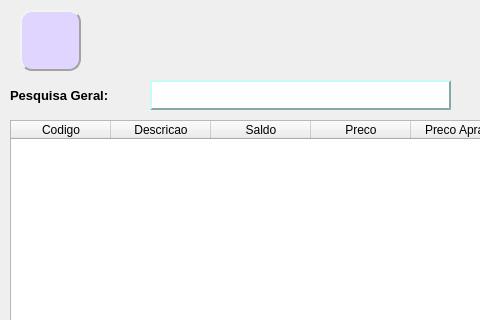
Old version of the form telas/f4_merc.ui in the repository htisistema/SISCOM; both pictures show x 0 to 480 and y 0 to 320 of the 1250 by 680 pixel window.
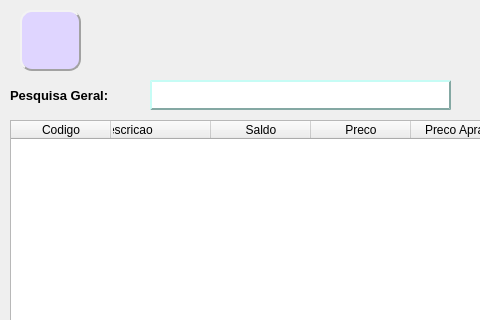
New version of the form. Icons and pictures are not drawn.

The edit to the form file:
```diff
--- a/telas/f4_merc.ui
+++ b/telas/f4_merc.ui
@@ -45,7 +45,7 @@
     </column>
     <column>
      <property name="text">
-      <string>Descricao</string>
+      <string>Descricao                     </string>
      </property>
     </column>
     <column>
```
Left out of the diff: 2 changed lines with no effect on the pictures.
